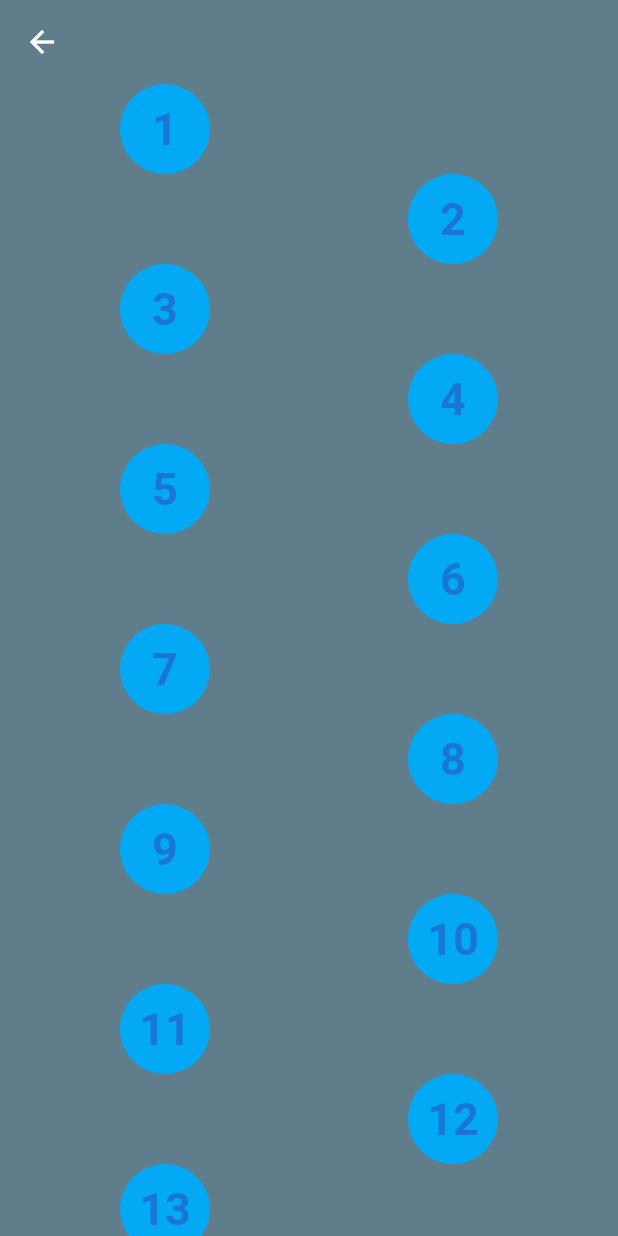
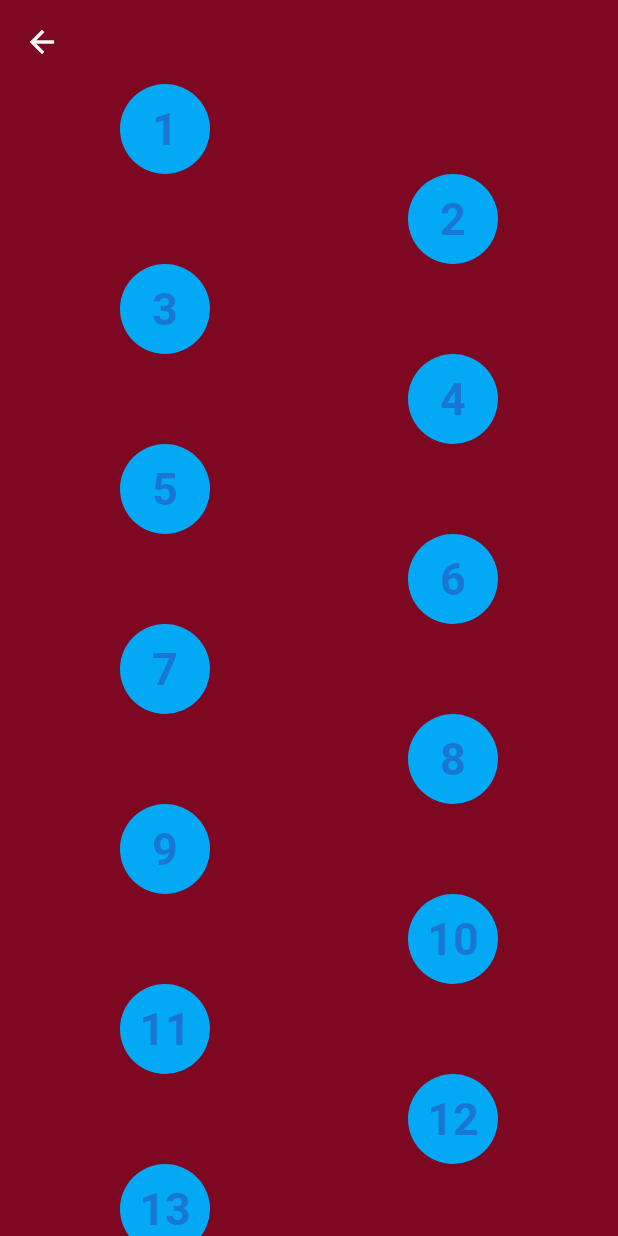
Before and after one commit to saginbajracharya/LandOfTheLostSouls, a Flutter app: the screen it shows after launch, after a tap on "Start", on a phone screen of 412 x 824 dp. Run offline on Flutter 3.47's test engine with Material 2 defaults, Android fonts, the phone set to English and light mode, and no system bars; our stand-ins replace audioplayers; generated files the repository leaves out were written again.

Commit message:
[Fixed]::Styles

```diff
--- a/lib/src/level/level1.dart
+++ b/lib/src/level/level1.dart
@@ -1,4 +1,5 @@
 import 'package:flutter/material.dart';
+import 'package:land_of_the_lost_souls/src/styles.dart';
 
 class Level1 extends StatefulWidget {
   const Level1({ Key? key }) : super(key: key);
@@ -39,7 +40,7 @@ class _Level1State extends State<Level1> {
   @override
   Widget build(BuildContext context) {
     return Scaffold(
-      backgroundColor: Colors.blueGrey,
+      backgroundColor: primaryColor,
       extendBodyBehindAppBar: false,
       appBar: AppBar(
         elevation: 0.0,
--- a/lib/src/level_select.dart
+++ b/lib/src/level_select.dart
@@ -1,5 +1,6 @@
 import 'package:flutter/material.dart';
 import 'level/sample_item.dart';
+import 'styles.dart';
 
 /// Displays a list of SampleItems.
 class LevelSelect extends StatelessWidget {
@@ -46,7 +47,7 @@ class LevelSelect extends StatelessWidget {
   @override
   Widget build(BuildContext context) {
     return Scaffold(
-      backgroundColor: Colors.blueGrey,
+      backgroundColor: primaryColor,
       extendBodyBehindAppBar: true,
       appBar: AppBar(
         elevation: 0.0,
--- a/lib/src/menu.dart
+++ b/lib/src/menu.dart
@@ -3,6 +3,8 @@ import 'dart:io';
 import 'package:flutter/material.dart';
 import 'package:flutter/services.dart';
 import 'package:audioplayers/audioplayers.dart';
+
+import 'styles.dart';
 
 class MenuPage extends StatefulWidget {
   const MenuPage({ Key? key }) : super(key: key);
@@ -15,13 +17,10 @@ class _MenuPageState extends State<MenuPage> {
   @override
   Widget build(BuildContext context) {
     return Scaffold(
-      backgroundColor: Colors.blueGrey,
-      body: Container(
+      backgroundColor: primaryColor,
+      body: SizedBox(
         width: MediaQuery.of(context).size.width,
         height: MediaQuery.of(context).size.height,
-        decoration: const BoxDecoration(
-          color: Colors.blueGrey,
-        ),
         child: Padding(
           padding: const EdgeInsets.all(50.0),
           child: Column(
--- a/lib/src/splash.dart
+++ b/lib/src/splash.dart
@@ -1,4 +1,5 @@
 import 'package:flutter/material.dart';
+import 'package:land_of_the_lost_souls/src/styles.dart';
 
 class SplashScreen extends StatefulWidget{
   const SplashScreen({Key? key}) : super(key: key);
@@ -24,7 +25,7 @@ class _SplashScreen extends State<SplashScreen>{
   @override
   Widget build(BuildContext context) {
     return Scaffold(
-      backgroundColor: Colors.blueGrey,
+      backgroundColor: primaryColor,
       body:Container(
         alignment: Alignment.center,
         child:Column(
--- a/pubspec.yaml
+++ b/pubspec.yaml
@@ -14,6 +14,7 @@ dependencies:
     sdk: flutter
   flutter_localizations:
     sdk: flutter
+
   audioplayers: ^0.20.1
 
 dev_dependencies:
```
Also changed, not shown: lib/src/styles.dart (added, +20 -0 lines).
